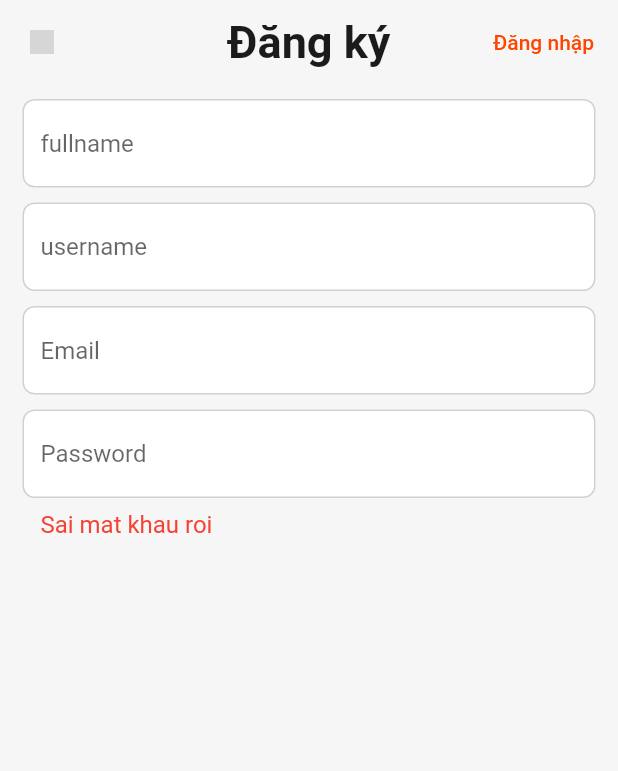
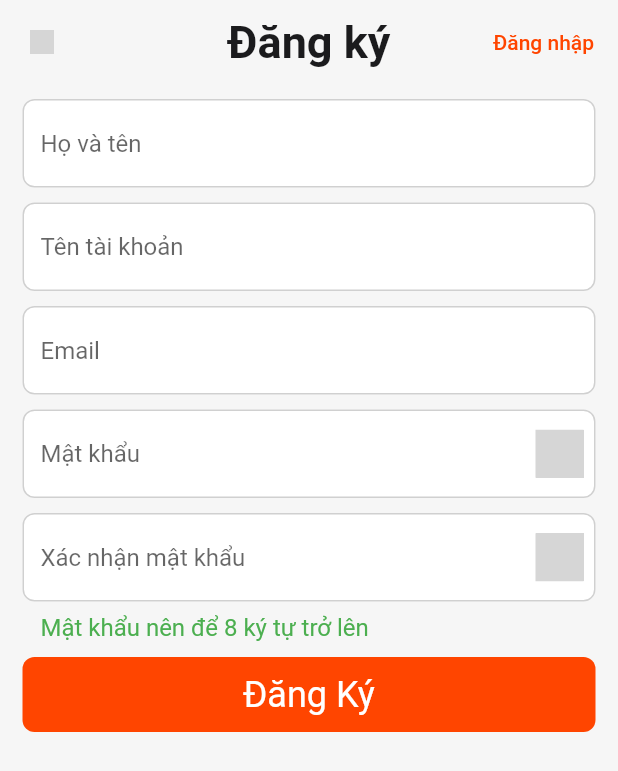
Before and after one commit to CaoThang7/TwinSocial, a Flutter app: the screen it shows after launch, on a phone screen of 412 x 824 dp. Shown: the top 771 px of the screen. Run offline on Flutter 3.47's test engine with Material 2 defaults, Android fonts, the phone set to English and light mode, and no system bars; our stand-ins replace flutter_svg; grey boxes are pictures that could not be loaded.

Commit message:
Validation Register Screen

```diff
--- /dev/null
+++ b/lib/Components/Register/appbars.dart
@@ -0,0 +1,43 @@
+import 'package:flutter/material.dart';
+import 'package:twin_social/AppColors/app_colors.dart';
+import 'package:flutter_svg/svg.dart';
+import 'package:twin_social/Screens/Login/LoginScreen.dart';
+
+AppBar buildAppBar(BuildContext context) {
+  return AppBar(
+    centerTitle: true,
+    title: Text(
+      "Đăng ký",
+      style: TextStyle(
+          color: AppColors.baseBlackColor,
+          fontWeight: FontWeight.bold,
+          fontSize: 30.0),
+    ),
+    backgroundColor: AppColors.baseGrey10Color,
+    elevation: 0,
+    leading: IconButton(
+        onPressed: () {},
+        icon: SvgPicture.asset(
+          "assets/icons/delete.svg",
+          height: 16.0,
+          width: 16.0,
+        )),
+    actions: [
+      Padding(
+        padding: const EdgeInsets.all(8.0),
+        child: TextButton(
+          onPressed: () {
+            Navigator.push(
+              context,
+              MaterialPageRoute(builder: (context) => LoginScreen()),
+            );
+          },
+          child: Text(
+            'Đăng nhập',
+            style: TextStyle(color: AppColors.baseOrangeColor),
+          ),
+        ),
+      )
+    ],
+  );
+}
--- a/lib/Components/Register/body.dart
+++ b/lib/Components/Register/body.dart
@@ -1,6 +1,7 @@
 import 'package:flutter/material.dart';
 import 'package:twin_social/AppColors/app_colors.dart';
 import 'package:flutter_svg/svg.dart';
+import 'package:twin_social/Components/Register/valid.dart';
 
 class Body extends StatefulWidget {
   @override
@@ -12,21 +13,36 @@ class _BodyState extends State<Body> {
   final _usernameController = TextEditingController();
   final _emailController = TextEditingController();
   final _passwordController = TextEditingController();
+  final _confirmController = TextEditingController();
+  bool visPassword = true;
+  bool visConfirmPassword = true;
+  final _globalkey = GlobalKey<FormState>();
+  // Hàm onclick đăng ký check validate
+  void validate() {
+    if (_globalkey.currentState!.validate()) {
+      print("Validated");
+    }
+  }
+
   @override
   void initState() {
     super.initState();
     _fullnameController.addListener(() => setState(() {}));
     _usernameController.addListener(() => setState(() {}));
+    _emailController.addListener(() => setState(() {}));
   }
 
   @override
   Widget build(BuildContext context) {
     return Scaffold(
-      body: Container(
+      body: SingleChildScrollView(
+        child: Container(
           height: MediaQuery.of(context).size.height,
           width: MediaQuery.of(context).size.width,
           padding: EdgeInsets.symmetric(horizontal: 15.0),
           color: AppColors.baseGrey10Color,
+          child: Form(
+            key: _globalkey,
             child: Column(
               children: [
                 SizedBox(
@@ -45,7 +61,34 @@ class _BodyState extends State<Body> {
                   height: 10,
                 ),
                 passwordTextField(),
+                SizedBox(
+                  height: 10,
+                ),
+                confirmTextField(),
+                SizedBox(
+                  height: 10,
+                ),
+                InkWell(
+                  onTap: validate,
+                  child: Container(
+                    width: MediaQuery.of(context).size.width,
+                    height: 50,
+                    padding: EdgeInsets.symmetric(horizontal: 15.0),
+                    decoration: BoxDecoration(
+                        borderRadius: BorderRadius.circular(8.0),
+                        color: AppColors.baseOrangeColor),
+                    child: Center(
+                      child: Text(
+                        "Đăng Ký",
+                        style: TextStyle(
+                            fontSize: 24.0, color: AppColors.baseWhiteColor),
+                      ),
+                    ),
+                  ),
+                )
               ],
+            ),
+          ),
         ),
       ),
     );
@@ -53,6 +96,7 @@ class _BodyState extends State<Body> {
 
   Widget fullnameTextField() => TextFormField(
         controller: _fullnameController,
+        validator: validFullName,
         decoration: InputDecoration(
           // Xoá clear text đã nhập
           suffixIcon: _fullnameController.text.isEmpty
@@ -65,7 +109,7 @@ class _BodyState extends State<Body> {
                   ),
                   onPressed: () => _fullnameController.clear(),
                 ),
-          hintText: "fullname",
+          hintText: "Họ và tên",
           border: OutlineInputBorder(), //Hiện viền bao quanh TextFormField
           filled: true,
           fillColor: Colors.white, // Màu nền trong TextFormField
@@ -90,6 +134,7 @@ class _BodyState extends State<Body> {
 
   Widget usernameTextField() => TextFormField(
         controller: _usernameController,
+        validator: validUserName,
         decoration: InputDecoration(
           // Xoá clear text đã nhập
           suffixIcon: _usernameController.text.isEmpty
@@ -102,7 +147,7 @@ class _BodyState extends State<Body> {
                   ),
                   onPressed: () => _usernameController.clear(),
                 ),
-          hintText: "username",
+          hintText: "Tên tài khoản",
           border: OutlineInputBorder(), //Hiện viền bao quanh TextFormField
           filled: true,
           fillColor: Colors.white, // Màu nền trong TextFormField
@@ -127,6 +172,7 @@ class _BodyState extends State<Body> {
 
   Widget emailTextField() => TextFormField(
         controller: _emailController,
+        validator: validEmail,
         decoration: InputDecoration(
           // Xoá clear text đã nhập
           suffixIcon: _emailController.text.isEmpty
@@ -163,11 +209,62 @@ class _BodyState extends State<Body> {
       );
 
   Widget passwordTextField() => TextFormField(
-        controller: _emailController,
+        controller: _passwordController,
+        validator: validPassword,
+        obscureText: visPassword,
         decoration: InputDecoration(
-          helperText: "Sai mat khau roi",
-          helperStyle: TextStyle(fontSize: 16, color: Colors.red),
-          hintText: "Password",
+          suffixIcon: IconButton(
+            icon: visPassword
+                ? SvgPicture.asset("assets/icons/eyesoff.svg")
+                : SvgPicture.asset("assets/icons/eyeson.svg"),
+            onPressed: () {
+              setState(() {
+                visPassword = !visPassword;
+              });
+            },
+          ),
+          helperStyle: TextStyle(fontSize: 16, color: Colors.green),
+          hintText: "Mật khẩu",
+          border: OutlineInputBorder(), //Hiện viền bao quanh TextFormField
+          filled: true,
+          fillColor: Colors.white, // Màu nền trong TextFormField
+          // focusedBorder: hành động khi click vào TextFormField
+          focusedBorder: OutlineInputBorder(
+            borderSide: BorderSide(
+                color: AppColors
+                    .baseGrey30Color), //Click vào viền bao quanh đổi màu
+            borderRadius:
+                BorderRadius.circular(8.0), //bo tròn hoặc vuông tuỳ thích
+          ),
+          // enabledBorder: hành động khi chưa click vào TextFormField
+          enabledBorder: OutlineInputBorder(
+            borderSide: BorderSide(
+                color: AppColors.baseGrey30Color), //Tương tự focusedBorder
+            borderRadius: BorderRadius.circular(8.0),
+          ),
+        ),
+        keyboardType: TextInputType.text,
+        textInputAction: TextInputAction.done,
+      );
+
+  Widget confirmTextField() => TextFormField(
+        controller: _confirmController,
+        validator: validConfirmPassword,
+        obscureText: visConfirmPassword,
+        decoration: InputDecoration(
+          suffixIcon: IconButton(
+            icon: visConfirmPassword
+                ? SvgPicture.asset("assets/icons/eyesoff.svg")
+                : SvgPicture.asset("assets/icons/eyeson.svg"),
+            onPressed: () {
+              setState(() {
+                visConfirmPassword = !visConfirmPassword;
+              });
+            },
+          ),
+          helperText: "Mật khẩu nên để 8 ký tự trở lên",
+          helperStyle: TextStyle(fontSize: 16, color: Colors.green),
+          hintText: "Xác nhận mật khẩu",
           border: OutlineInputBorder(), //Hiện viền bao quanh TextFormField
           filled: true,
           fillColor: Colors.white, // Màu nền trong TextFormField
--- a/lib/Screens/Register/RegisterScreen.dart
+++ b/lib/Screens/Register/RegisterScreen.dart
@@ -1,8 +1,7 @@
 import 'package:flutter/material.dart';
 import 'package:twin_social/AppColors/app_colors.dart';
-import 'package:flutter_svg/svg.dart';
+import 'package:twin_social/Components/Register/appbars.dart';
 import 'package:twin_social/Components/Register/body.dart';
-import 'package:twin_social/Screens/Login/LoginScreen.dart';
 
 class RegisterScreen extends StatefulWidget {
   @override
@@ -14,47 +13,8 @@ class RegisterScreenSate extends State<RegisterScreen> {
   Widget build(BuildContext context) {
     return Scaffold(
       backgroundColor: AppColors.baseGrey10Color,
-      appBar: buildAppBar(context),
-      body: Body(),
-    );
-  }
-
-  AppBar buildAppBar(BuildContext context) {
-    return AppBar(
-      centerTitle: true,
-      title: Text(
-        "Đăng ký",
-        style: TextStyle(
-            color: AppColors.baseBlackColor,
-            fontWeight: FontWeight.bold,
-            fontSize: 30.0),
-      ),
-      backgroundColor: AppColors.baseGrey10Color,
-      elevation: 0,
-      leading: IconButton(
-          onPressed: () {},
-          icon: SvgPicture.asset(
-            "assets/icons/delete.svg",
-            height: 16.0,
-            width: 16.0,
-          )),
-      actions: [
-        Padding(
-          padding: const EdgeInsets.all(8.0),
-          child: TextButton(
-            onPressed: () {
-              Navigator.push(
-                context,
-                MaterialPageRoute(builder: (context) => LoginScreen()),
-              );
-            },
-            child: Text(
-              'Đăng nhập',
-              style: TextStyle(color: AppColors.baseOrangeColor),
-            ),
-          ),
-        )
-      ],
+      appBar: buildAppBar(context), //Header trang Register
+      body: Body(), //Body trang Register
     );
   }
 }
```
Also changed, not shown: lib/Components/Register/valid.dart (added, +57 -0 lines). Lines whose indentation alone changed are shown as unchanged.
